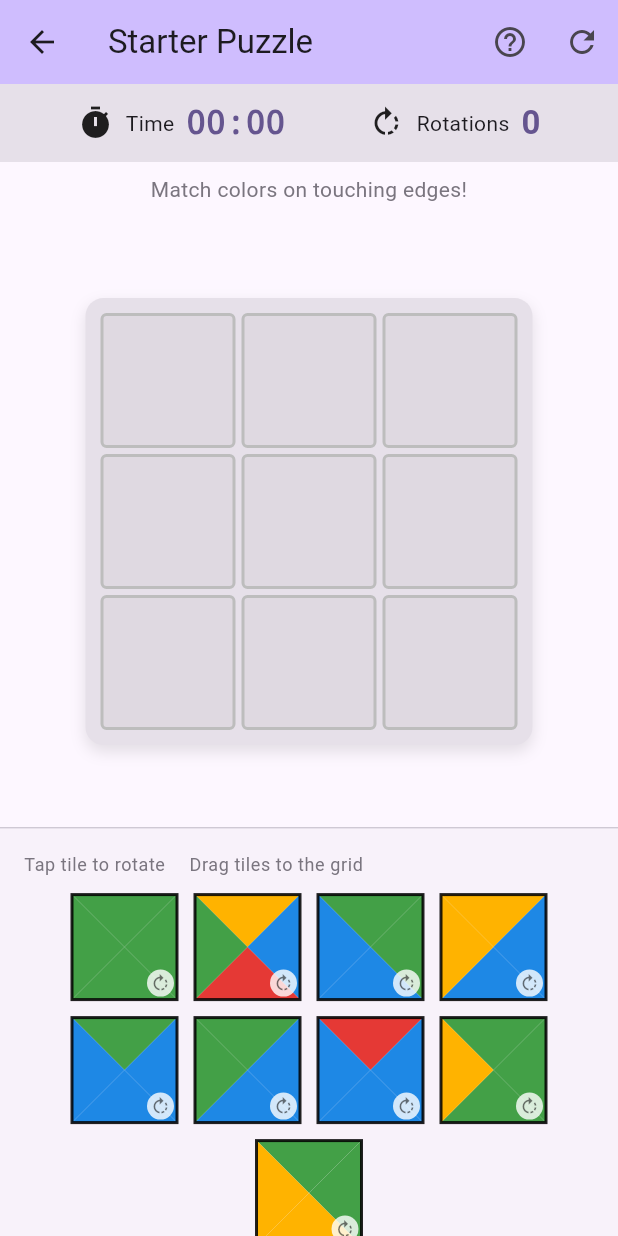
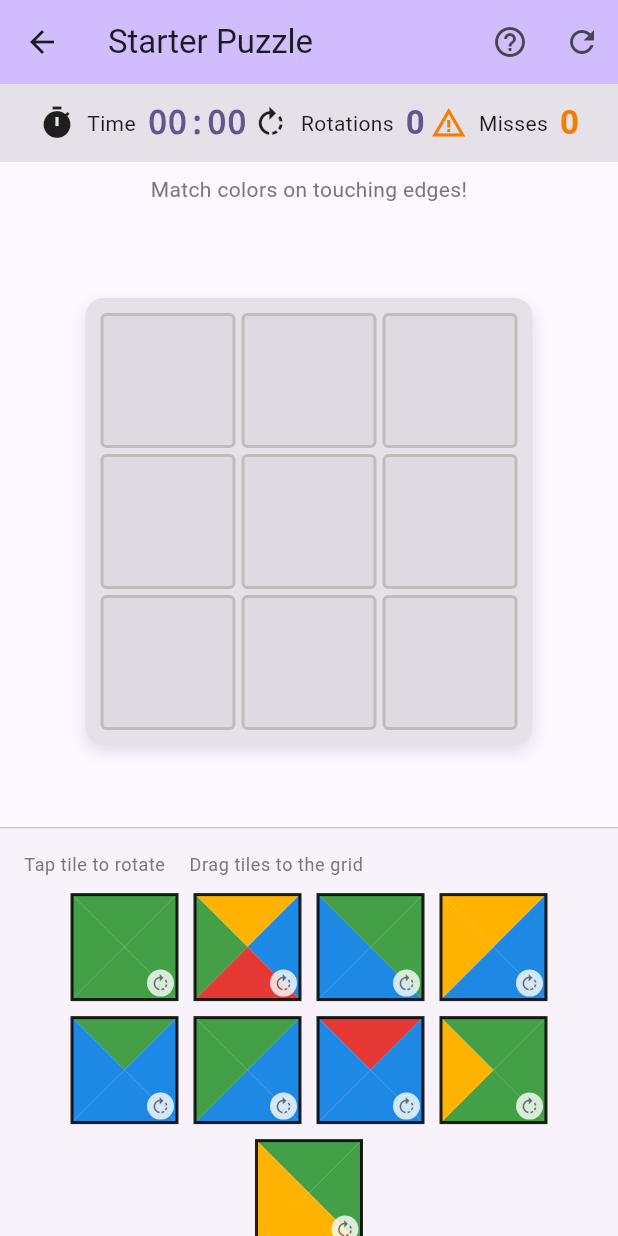
Before and after one commit to Balinti/carpet_game, a Flutter app: the screen it shows after launch, after a tap on "Starter Puzzle", on a phone screen of 412 x 824 dp. Run offline on Flutter 3.47's test engine with Material 3 defaults, Android fonts, the phone set to English and light mode, and no system bars.

Commit message:
Add unsuccessful placement attempts counter with localization
- Added _unsuccessfulAttempts counter to StarterPuzzleScreen
- Counter increments when tap-to-place fails due to color mismatch
- Added Misses display in stats bar with orange warning icon
- Added misses to completion dialog summary
- Added 'misses' and 'totalMisses' localizations for EN/ES/HE

```diff
--- a/lib/l10n/app_localizations.dart
+++ b/lib/l10n/app_localizations.dart
@@ -163,6 +163,10 @@ class AppLocalizations {
   String get rule3Rotate => _t('3. Tap tiles to rotate them before placing.', '3. Toca los azulejos para rotarlos antes de colocar.', '.הקש על אריחים לסיבוב לפני ההנחה .3');
   String get rule4Timer => _t('4. Complete as fast as you can!', '4. ¡Completa lo más rápido que puedas!', '!השלם כמה שיותר מהר .4');
 
+  // Unsuccessful attempts
+  String get misses => _t('Misses', 'Fallos', 'פספוסים');
+  String get totalMisses => _t('Total Misses', 'Total de Fallos', 'סה"כ פספוסים');
+
   // Helper method for translations
   String _t(String en, String es, String he) {
     switch (language) {
--- a/lib/screens/starter_puzzle_screen.dart
+++ b/lib/screens/starter_puzzle_screen.dart
@@ -33,6 +33,9 @@ class _StarterPuzzleScreenState extends State<StarterPuzzleScreen> {
   // Game state
   bool _puzzleComplete = false;
 
+  // Unsuccessful attempt counter (when trying to place in invalid position)
+  int _unsuccessfulAttempts = 0;
+
   @override
   void initState() {
     super.initState();
@@ -57,6 +60,7 @@ class _StarterPuzzleScreenState extends State<StarterPuzzleScreen> {
     _elapsedSeconds = 0;
     _timerStarted = false;
     _puzzleComplete = false;
+    _unsuccessfulAttempts = 0;
     _timer?.cancel();
     _timer = null;
   }
@@ -116,6 +120,9 @@ class _StarterPuzzleScreenState extends State<StarterPuzzleScreen> {
 
     // Check if placement is valid (matching colors with adjacent tiles)
     if (!_canPlaceTile(_selectedTile!, gridIndex)) {
+      setState(() {
+        _unsuccessfulAttempts++;
+      });
       ScaffoldMessenger.of(context).showSnackBar(
         SnackBar(
           content: Text(AppLocalizations.of(context).tryAnotherSpot),
@@ -305,6 +312,13 @@ class _StarterPuzzleScreenState extends State<StarterPuzzleScreen> {
               label: l10n.totalRotations,
               value: '$_rotationCount',
             ),
+            const SizedBox(height: 12),
+            _buildStatRow(
+              icon: Icons.warning_amber,
+              label: l10n.totalMisses,
+              value: '$_unsuccessfulAttempts',
+              color: Colors.orange,
+            ),
           ],
         ),
         actions: [
@@ -334,13 +348,15 @@ class _StarterPuzzleScreenState extends State<StarterPuzzleScreen> {
     required IconData icon,
     required String label,
     required String value,
+    Color? color,
   }) {
+    final displayColor = color ?? Theme.of(context).colorScheme.primary;
     return Row(
       mainAxisAlignment: MainAxisAlignment.spaceBetween,
       children: [
         Row(
           children: [
-            Icon(icon, size: 24, color: Theme.of(context).colorScheme.primary),
+            Icon(icon, size: 24, color: displayColor),
             const SizedBox(width: 8),
             Text(label, style: Theme.of(context).textTheme.titleMedium),
           ],
@@ -349,7 +365,7 @@ class _StarterPuzzleScreenState extends State<StarterPuzzleScreen> {
           value,
           style: Theme.of(context).textTheme.titleLarge?.copyWith(
             fontWeight: FontWeight.bold,
-            color: Theme.of(context).colorScheme.primary,
+            color: displayColor,
           ),
         ),
       ],
@@ -520,6 +536,26 @@ class _StarterPuzzleScreenState extends State<StarterPuzzleScreen> {
                 style: Theme.of(context).textTheme.titleLarge?.copyWith(
                   fontWeight: FontWeight.bold,
                   color: Theme.of(context).colorScheme.primary,
+                ),
+              ),
+            ],
+          ),
+
+          // Unsuccessful attempts counter
+          Row(
+            children: [
+              Icon(Icons.warning_amber, size: 24, color: Colors.orange.shade700),
+              const SizedBox(width: 8),
+              Text(
+                l10n.misses,
+                style: Theme.of(context).textTheme.bodyMedium,
+              ),
+              const SizedBox(width: 8),
+              Text(
+                '$_unsuccessfulAttempts',
+                style: Theme.of(context).textTheme.titleLarge?.copyWith(
+                  fontWeight: FontWeight.bold,
+                  color: Colors.orange.shade700,
                 ),
               ),
             ],
```
